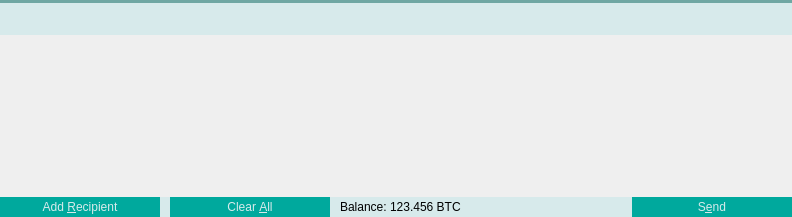
The window that src/qt/forms/sendcoinsdialog.ui (HashCoin/ElectricCoin) describes before a commit, drawn with Qt 5.
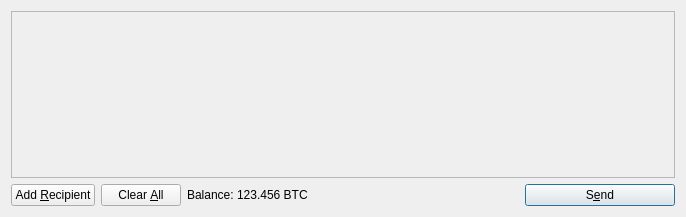
The same window after the commit. Icons and pictures are not drawn.

The edit to the form file:
```diff
--- a/src/qt/forms/sendcoinsdialog.ui
+++ b/src/qt/forms/sendcoinsdialog.ui
@@ -6,236 +6,16 @@
    <rect>
     <x>0</x>
     <y>0</y>
-    <width>792</width>
+    <width>686</width>
     <height>217</height>
    </rect>
   </property>
-  <property name="palette">
-   <palette>
-    <active>
-     <colorrole role="Button">
-      <brush brushstyle="SolidPattern">
-       <color alpha="255">
-        <red>215</red>
-        <green>234</green>
-        <blue>235</blue>
-       </color>
-      </brush>
-     </colorrole>
-     <colorrole role="Base">
-      <brush brushstyle="SolidPattern">
-       <color alpha="255">
-        <red>214</red>
-        <green>234</green>
-        <blue>235</blue>
-       </color>
-      </brush>
-     </colorrole>
-     <colorrole role="Window">
-      <brush brushstyle="SolidPattern">
-       <color alpha="255">
-        <red>215</red>
-        <green>234</green>
-        <blue>235</blue>
-       </color>
-      </brush>
-     </colorrole>
-    </active>
-    <inactive>
-     <colorrole role="Button">
-      <brush brushstyle="SolidPattern">
-       <color alpha="255">
-        <red>215</red>
-        <green>234</green>
-        <blue>235</blue>
-       </color>
-      </brush>
-     </colorrole>
-     <colorrole role="Base">
-      <brush brushstyle="SolidPattern">
-       <color alpha="255">
-        <red>214</red>
-        <green>234</green>
-        <blue>235</blue>
-       </color>
-      </brush>
-     </colorrole>
-     <colorrole role="Window">
-      <brush brushstyle="SolidPattern">
-       <color alpha="255">
-        <red>215</red>
-        <green>234</green>
-        <blue>235</blue>
-       </color>
-      </brush>
-     </colorrole>
-    </inactive>
-    <disabled>
-     <colorrole role="Button">
-      <brush brushstyle="SolidPattern">
-       <color alpha="255">
-        <red>215</red>
-        <green>234</green>
-        <blue>235</blue>
-       </color>
-      </brush>
-     </colorrole>
-     <colorrole role="Base">
-      <brush brushstyle="SolidPattern">
-       <color alpha="255">
-        <red>215</red>
-        <green>234</green>
-        <blue>235</blue>
-       </color>
-      </brush>
-     </colorrole>
-     <colorrole role="Window">
-      <brush brushstyle="SolidPattern">
-       <color alpha="255">
-        <red>215</red>
-        <green>234</green>
-        <blue>235</blue>
-       </color>
-      </brush>
-     </colorrole>
-    </disabled>
-   </palette>
-  </property>
   <property name="windowTitle">
    <string>Send Coins</string>
   </property>
-  <property name="styleSheet">
-   <string notr="true"/>
-  </property>
   <layout class="QVBoxLayout" name="verticalLayout">
-   <property name="spacing">
-    <number>0</number>
-   </property>
-   <property name="margin">
-    <number>0</number>
-   </property>
-   <item>
-    <widget class="Line" name="line_7">
-     <property name="styleSheet">
-      <string notr="true">background-color: #6fa7a3;</string>
-     </property>
-     <property name="frameShadow">
-      <enum>QFrame::Raised</enum>
-     </property>
-     <property name="lineWidth">
-      <number>0</number>
-     </property>
-     <property name="orientation">
-      <enum>Qt::Horizontal</enum>
-     </property>
-    </widget>
-   </item>
-   <item>
-    <widget class="QWidget" name="wSendLarksHeader" native="true">
-     <property name="minimumSize">
-      <size>
-       <width>0</width>
-       <height>32</height>
-      </size>
-     </property>
-     <property name="maximumSize">
-      <size>
-       <width>16777215</width>
-       <height>32</height>
-      </size>
-     </property>
-     <property name="styleSheet">
-      <string notr="true"/>
-     </property>
-     <property name="is_header" stdset="0">
-      <bool>true</bool>
-     </property>
-     <layout class="QHBoxLayout" name="horizontalLayout_15">
-      <property name="margin">
-       <number>0</number>
-      </property>
-      <item>
-       <spacer name="horizontalSpacer_20">
-        <property name="orientation">
-         <enum>Qt::Horizontal</enum>
-        </property>
-        <property name="sizeType">
-         <enum>QSizePolicy::Fixed</enum>
-        </property>
-        <property name="sizeHint" stdset="0">
-         <size>
-          <width>3</width>
-          <height>20</height>
-         </size>
-        </property>
-       </spacer>
-      </item>
-      <item>
-       <widget class="QLabel" name="label_29">
-        <property name="sizePolicy">
-         <sizepolicy hsizetype="Preferred" vsizetype="Preferred">
-          <horstretch>0</horstretch>
-          <verstretch>0</verstretch>
-         </sizepolicy>
-        </property>
-        <property name="minimumSize">
-         <size>
-          <width>30</width>
-          <height>30</height>
-         </size>
-        </property>
-        <property name="maximumSize">
-         <size>
-          <width>30</width>
-          <height>30</height>
-         </size>
-        </property>
-        <property name="text">
-         <string/>
-        </property>
-        <property name="pixmap">
-         <pixmap resource="../res.qrc">:/res/upload.png</pixmap>
-        </property>
-       </widget>
-      </item>
-      <item>
-       <widget class="QLabel" name="label_30">
-        <property name="font">
-         <font>
-          <pointsize>11</pointsize>
-          <stylestrategy>PreferAntialias</stylestrategy>
-         </font>
-        </property>
-        <property name="styleSheet">
-         <string notr="true">QLabel {
-	color: #d7eaeb;
-}</string>
-        </property>
-        <property name="text">
-         <string>Send Larks</string>
-        </property>
-       </widget>
-      </item>
-     </layout>
-    </widget>
-   </item>
    <item>
     <widget class="QScrollArea" name="scrollArea">
-     <property name="styleSheet">
-      <string notr="true"> QScrollBar:vertical {
-     border: 0px solid grey;
-     background: white;
-     width: 9px;
-     margin: 0px 0px 0 0px;
- }
- QScrollBar::handle:vertical {
-     background: #90bfbc;
-     min-width: 20px;
- }</string>
-     </property>
-     <property name="frameShape">
-      <enum>QFrame::NoFrame</enum>
-     </property>
      <property name="widgetResizable">
       <bool>true</bool>
      </property>
@@ -244,8 +24,8 @@
        <rect>
         <x>0</x>
         <y>0</y>
-        <width>792</width>
-        <height>160</height>
+        <width>666</width>
+        <height>165</height>
        </rect>
       </property>
       <layout class="QVBoxLayout" name="verticalLayout_2">
@@ -283,29 +63,6 @@
        <property name="toolTip">
         <string>Send to multiple recipients at once</string>
        </property>
-       <property name="styleSheet">
-        <string notr="true">QPushButton {
-	background-color: #00a99d;
-	color: #d7eaeb;
-	border: 0px solid gray;
-	max-height: 20px;
-	min-height: 20px;
-	max-width: 160px;
-	min-width: 160px;
-}
-
-QPushButton:!enabled {
-	background-color: #769597;
-}
-
-QPushButton:hover {
-	background-color: #1cbbb4;
-}
-
-QPushButton:pressed:flat {
-	background-color: #00a99d;
-}</string>
-       </property>
        <property name="text">
         <string>Add &amp;Recipient</string>
        </property>
@@ -318,22 +75,6 @@
        </property>
       </widget>
      </item>
-     <item>
-      <spacer name="horizontalSpacer_2">
-       <property name="orientation">
-        <enum>Qt::Horizontal</enum>
-       </property>
-       <property name="sizeType">
-        <enum>QSizePolicy::Preferred</enum>
-       </property>
-       <property name="sizeHint" stdset="0">
-        <size>
-         <width>10</width>
-         <height>20</height>
-        </size>
-       </property>
-      </spacer>
-     </item>
      <item>
       <widget class="QPushButton" name="clearButton">
        <property name="sizePolicy">
@@ -345,29 +86,6 @@
        <property name="toolTip">
         <string>Remove all transaction fields</string>
        </property>
-       <property name="styleSheet">
-        <string notr="true">QPushButton {
-	background-color: #00a99d;
-	color: #d7eaeb;
-	border: 0px solid gray;
-	max-height: 20px;
-	min-height: 20px;
-	max-width: 160px;
-	min-width: 160px;
-}
-
-QPushButton:!enabled {
-	background-color: #769597;
-}
-
-QPushButton:hover {
-	background-color: #1cbbb4;
-}
-
-QPushButton:pressed:flat {
-	background-color: #00a99d;
-}</string>
-       </property>
        <property name="text">
         <string>Clear &amp;All</string>
        </property>
@@ -383,22 +101,6 @@
        </property>
       </widget>
      </item>
-     <item>
-      <spacer name="horizontalSpacer_3">
-       <property name="orientation">
-        <enum>Qt::Horizontal</enum>
-       </property>
-       <property name="sizeType">
-        <enum>QSizePolicy::Preferred</enum>
-       </property>
-       <property name="sizeHint" stdset="0">
-        <size>
-         <width>10</width>
-         <height>20</height>
-        </size>
-       </property>
-      </spacer>
-     </item>
      <item>
       <layout class="QHBoxLayout" name="horizontalLayout_2">
        <property name="spacing">
@@ -443,36 +145,13 @@
       <widget class="QPushButton" name="sendButton">
        <property name="minimumSize">
         <size>
-         <width>160</width>
-         <height>20</height>
+         <width>150</width>
+         <height>0</height>
         </size>
        </property>
        <property name="toolTip">
         <string>Confirm the send action</string>
        </property>
-       <property name="styleSheet">
-        <string notr="true">QPushButton {
-	background-color: #00a99d;
-	color: #d7eaeb;
-	border: 0px solid gray;
-	max-height: 20px;
-	min-height: 20px;
-	max-width: 160px;
-	min-width: 160px;
-}
-
-QPushButton:!enabled {
-	background-color: #769597;
-}
-
-QPushButton:hover {
-	background-color: #1cbbb4;
-}
-
-QPushButton:pressed:flat {
-	background-color: #00a99d;
-}</string>
-       </property>
        <property name="text">
         <string>S&amp;end</string>
        </property>
```
Left out of the diff: 1 changed line with no effect on the pictures.
